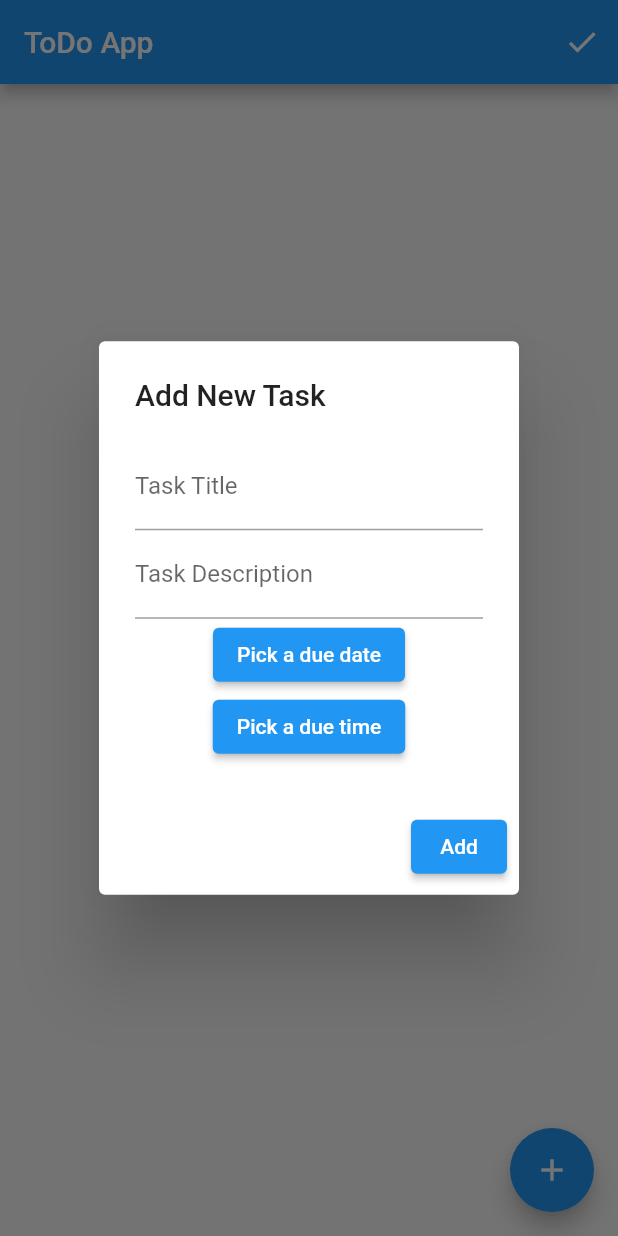
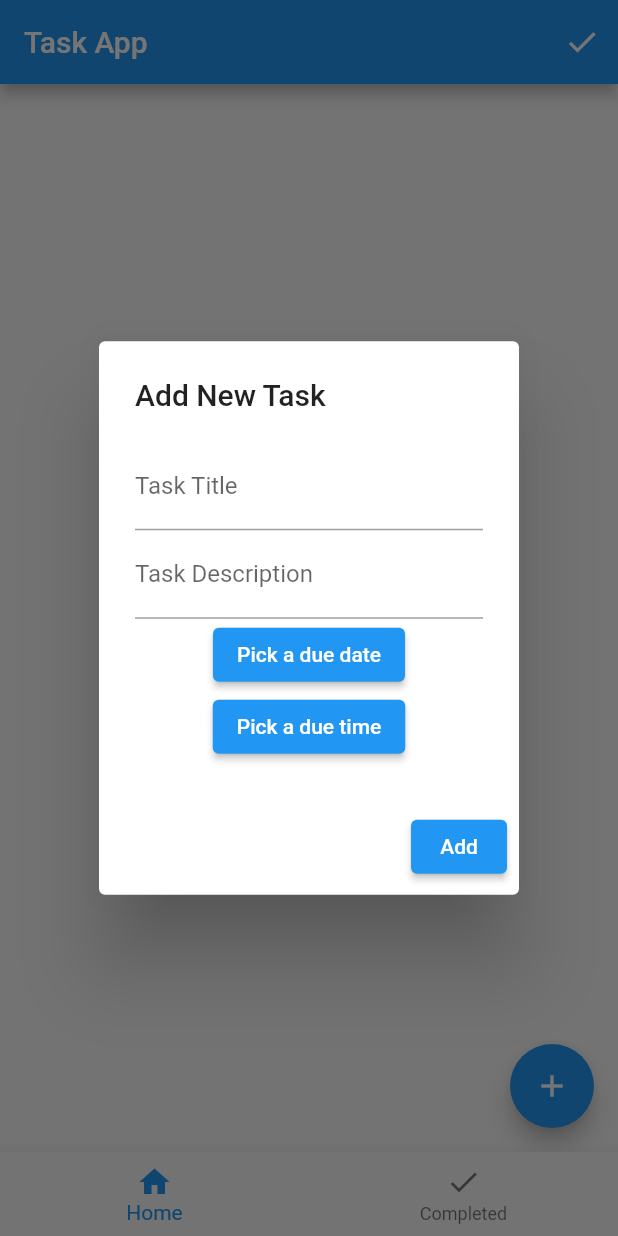
Before and after one commit to JPBP22/mini_challenge_2, a Flutter app: the screen it shows after launch, after a tap on the "add" icon, on a phone screen of 412 x 824 dp. Run offline on Flutter 3.47's test engine with Material 2 defaults, Android fonts, the phone set to English and light mode, and no system bars.

Commit message:
Update main.dart
added navbar menu at the bottom of the page

```diff
--- a/task_app/lib/main.dart
+++ b/task_app/lib/main.dart
@@ -17,7 +17,36 @@ class MyApp extends StatelessWidget {
   @override
   Widget build(BuildContext context) {
     return MaterialApp(
-      home: HomePage(),
+      home: HomeManager(),
+    );
+  }
+}
+
+class HomeManager extends StatefulWidget {
+  @override
+  _HomeManagerState createState() => _HomeManagerState();
+}
+
+class _HomeManagerState extends State<HomeManager> {
+  int _selectedIndex = 0;
+  final List<Widget> _pages = [HomePage(), CompletedTasksPage()];
+
+  @override
+  Widget build(BuildContext context) {
+    return Scaffold(
+      body: _pages[_selectedIndex],
+      bottomNavigationBar: BottomNavigationBar(
+        items: [
+          BottomNavigationBarItem(icon: Icon(Icons.home), label: 'Home'),
+          BottomNavigationBarItem(icon: Icon(Icons.done), label: 'Completed'),
+        ],
+        currentIndex: _selectedIndex,
+        onTap: (index) {
+          setState(() {
+            _selectedIndex = index;
+          });
+        },
+      ),
     );
   }
 }
@@ -177,7 +206,7 @@ class HomePage extends StatelessWidget {
     var taskProvider = Provider.of<TaskProvider>(context);
     return Scaffold(
       appBar: AppBar(
-        title: Text('ToDo App'),
+        title: Text('Task App'),
         actions: [
           IconButton(
             icon: Icon(Icons.done),
```
